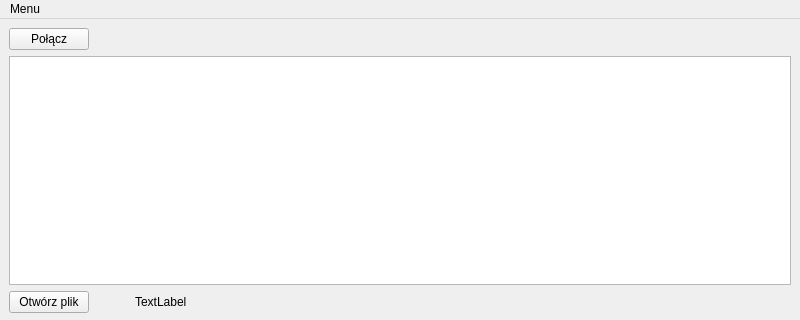
Above: SerialPortPrinter/MainWindow.ui from TheRealMazur/SerialPortPrinter before the change; both pictures show x 0 to 800 and y 0 to 320 of the 800 by 600 pixel window. Below: the same form after it.
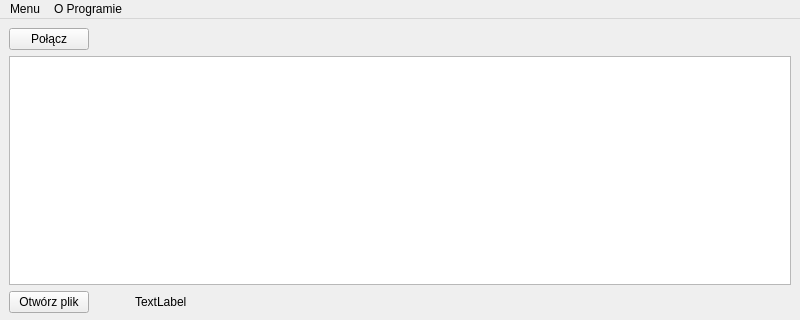
That is the form after the change.

What changed in the file:
```diff
--- a/SerialPortPrinter/MainWindow.ui
+++ b/SerialPortPrinter/MainWindow.ui
@@ -166,7 +166,15 @@
     </property>
     <addaction name="actionUstawienia_portu"/>
    </widget>
+   <widget class="QMenu" name="menuO_Programie">
+    <property name="title">
+     <string>O Programie</string>
+    </property>
+    <addaction name="actionInformacje"/>
+    <addaction name="actionAbout_Qt"/>
+   </widget>
    <addaction name="menuMenu"/>
+   <addaction name="menuO_Programie"/>
   </widget>
   <widget class="QStatusBar" name="statusbar"/>
   <action name="actionUstawienia_portu">
```
Left out of the diff: 10 changed lines with no effect on the pictures.
